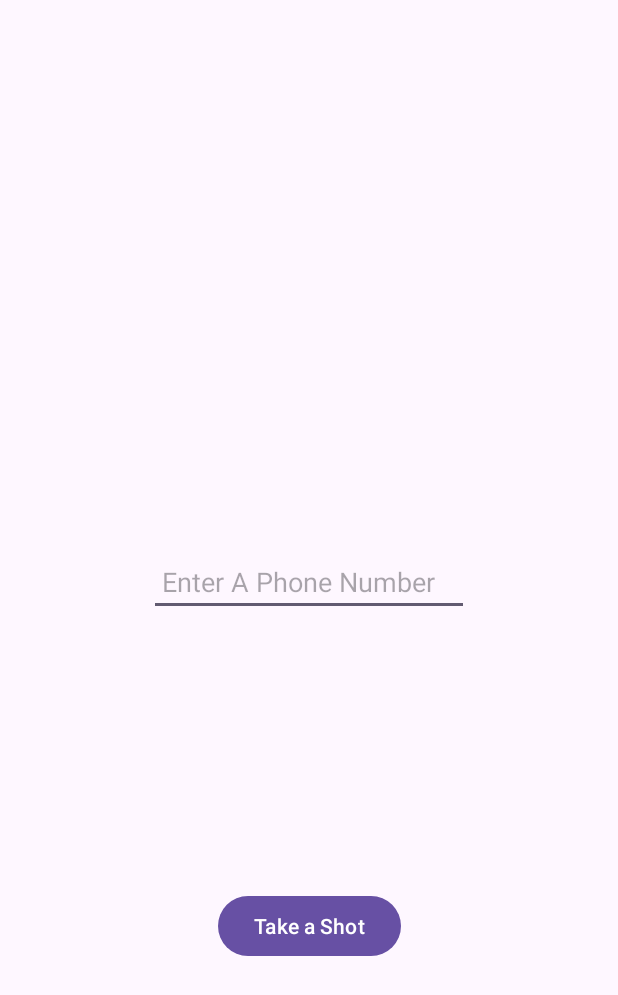
After one commit to Maslan34/Mobil_Programming, an Android app: the work5 screen opened directly, with no data from a screen before it, on a phone screen of 412 x 824 dp. The commit adds this screen. Shown: the top 995 px of the screen. Run offline under Robolectric (Android 15) with nearby library versions, the phone set to English and light mode, and no system bars.

Commit message:
added work5

```diff
--- a/mobil_programming/app/src/main/java/com/example/mobil_programming/MainActivity.java
+++ b/mobil_programming/app/src/main/java/com/example/mobil_programming/MainActivity.java
@@ -32,6 +32,10 @@ public class MainActivity extends AppCompatActivity {
             intent = new Intent(MainActivity.this, work4.class);
             startActivity(intent);
         }
+        else if (R.id.btn_work5 == objId) {
+            intent = new Intent(MainActivity.this, work5.class);
+            startActivity(intent);
+        }
         else {
             System.out.println("Warning");
         }
--- /dev/null
+++ b/mobil_programming/app/src/main/java/com/example/mobil_programming/work5.java
@@ -0,0 +1,98 @@
+package com.example.mobil_programming;
+
+import android.Manifest;
+import android.content.Intent;
+import android.content.pm.PackageManager;
+import android.graphics.Bitmap;
+import android.os.Bundle;
+import android.provider.MediaStore;
+import android.telephony.SmsManager;
+import android.view.View;
+import android.widget.EditText;
+import android.widget.ImageView;
+import android.widget.Toast;
+
+import androidx.annotation.NonNull;
+import androidx.appcompat.app.AppCompatActivity;
+import androidx.core.app.ActivityCompat;
+import androidx.core.content.ContextCompat;
+
+public class work5 extends AppCompatActivity {
+
+    EditText etPermission;
+    ImageView imgPermission;
+
+    String phoneNumber;
+
+    final static int CAMERA_REQUEST = 5334;
+    final static int PERMISSION_REQUEST_CODE = 101;
+
+    private static final int SMS_PERMISSION_CODE = 102;
+
+    @Override
+    protected void onCreate(Bundle savedInstanceState) {
+        super.onCreate(savedInstanceState);
+        setContentView(R.layout.activity_work5);
+        etPermission = findViewById(R.id.et_permission);
+        imgPermission = findViewById(R.id.img_permession);
+    }
+
+    public void get_permission(View v) {
+        phoneNumber = etPermission.getText().toString();
+        if (!phoneNumber.isEmpty()) {
+            takeShot();
+        } else {
+            Toast.makeText(this, "You should enter a phone number", Toast.LENGTH_SHORT).show();
+        }
+    }
+
+   public void takeShot() {
+
+       if (ContextCompat.checkSelfPermission(this, Manifest.permission.CAMERA) != PackageManager.PERMISSION_GRANTED ||
+               ContextCompat.checkSelfPermission(this, Manifest.permission.WRITE_EXTERNAL_STORAGE) != PackageManager.PERMISSION_GRANTED) {
+
+
+           Intent cameraIntent = new Intent(MediaStore.ACTION_IMAGE_CAPTURE);
+           startActivityForResult(cameraIntent,CAMERA_REQUEST);
+
+       }
+   }
+    @Override
+    protected void onActivityResult(int requestCode, int resultCode, Intent data) {
+        super.onActivityResult(requestCode, resultCode, data);
+        if (requestCode == CAMERA_REQUEST && resultCode == RESULT_OK) {
+            Bundle extras = data.getExtras();
+            Bitmap foto = (Bitmap) extras.get("data");
+            imgPermission.setImageBitmap(foto); // Load photo into ImageView
+
+            // SMS gönder
+            if (!phoneNumber.isEmpty()) {
+                if (ContextCompat.checkSelfPermission(this, Manifest.permission.SEND_SMS) != PackageManager.PERMISSION_GRANTED) {
+                    // Request permission
+                    ActivityCompat.requestPermissions(this, new String[]{Manifest.permission.SEND_SMS}, SMS_PERMISSION_CODE);
+                } else {
+                    // İzin zaten verilmiş, SMS gönder
+                    SmsManager smsManager = SmsManager.getDefault();
+                    smsManager.sendTextMessage("tel", null, "Message", null, null);
+                    Toast.makeText(getApplicationContext(), "Sent Sms", Toast.LENGTH_LONG).show();
+                }
+            }
+        }
+    }
+
+    @Override public void onRequestPermissionsResult(int requestCode, @NonNull String[] permissions, @NonNull int[] grantResults) {
+        super.onRequestPermissionsResult(requestCode, permissions, grantResults);
+        if (requestCode == SMS_PERMISSION_CODE) {
+            if (grantResults.length > 0 && grantResults[0] == PackageManager.PERMISSION_GRANTED) {
+
+                // Permission already granted, send SMS
+                SmsManager smsManager = SmsManager.getDefault();
+                smsManager.sendTextMessage(phoneNumber, null, "Message", null, null);
+                Toast.makeText(getApplicationContext(), "Permission already granted, send SMS", Toast.LENGTH_LONG).show();
+            } else {
+
+                Toast.makeText(this, "Permission required to send SMS", Toast.LENGTH_SHORT).show();
+            }
+        }
+    }
+}
--- /dev/null
+++ b/mobil_programming/app/src/main/res/layout/activity_work5.xml
@@ -0,0 +1,46 @@
+<?xml version="1.0" encoding="utf-8"?>
+<androidx.constraintlayout.widget.ConstraintLayout xmlns:android="http://schemas.android.com/apk/res/android"
+    xmlns:app="http://schemas.android.com/apk/res-auto"
+    xmlns:tools="http://schemas.android.com/tools"
+    android:layout_width="match_parent"
+    android:layout_height="match_parent">
+
+    <ImageView
+        android:id="@+id/img_permession"
+        android:layout_width="wrap_content"
+        android:layout_height="wrap_content"
+        app:layout_constraintBottom_toTopOf="@+id/et_permission"
+        app:layout_constraintEnd_toEndOf="parent"
+        app:layout_constraintHorizontal_bias="0.5"
+        app:layout_constraintStart_toStartOf="parent"
+        app:layout_constraintTop_toTopOf="parent"
+        app:layout_constraintVertical_bias="0.5"
+        tools:srcCompat="@tools:sample/avatars" />
+
+    <EditText
+        android:id="@+id/et_permission"
+        android:layout_width="wrap_content"
+        android:layout_height="wrap_content"
+        android:ems="10"
+        android:hint=" Enter A Phone Number"
+        android:inputType="text"
+        app:layout_constraintBottom_toTopOf="@+id/btn_take_shot"
+        app:layout_constraintEnd_toEndOf="parent"
+        app:layout_constraintHorizontal_bias="0.5"
+        app:layout_constraintStart_toStartOf="parent"
+        app:layout_constraintTop_toBottomOf="@+id/img_permession"
+        app:layout_constraintVertical_bias="0.5" />
+
+    <Button
+        android:id="@+id/btn_take_shot"
+        android:layout_width="wrap_content"
+        android:layout_height="wrap_content"
+        android:onClick="get_permission"
+        android:text="Take a Shot"
+        app:layout_constraintBottom_toBottomOf="parent"
+        app:layout_constraintEnd_toEndOf="parent"
+        app:layout_constraintHorizontal_bias="0.5"
+        app:layout_constraintStart_toStartOf="parent"
+        app:layout_constraintTop_toBottomOf="@+id/et_permission"
+        app:layout_constraintVertical_bias="0.5" />
+</androidx.constraintlayout.widget.ConstraintLayout>
```
Also changed, not shown: mobil_programming/app/src/main/AndroidManifest.xml (+12 -0 lines), mobil_programming/app/src/main/res/layout/activity_main.xml (+18 -6 lines).
